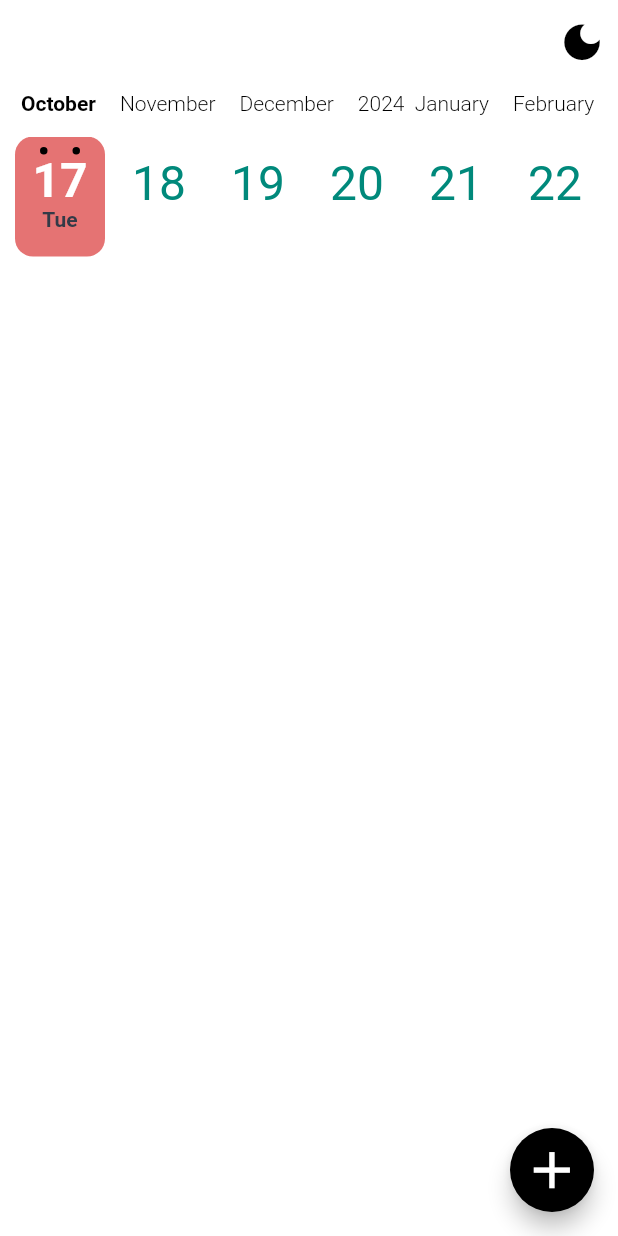
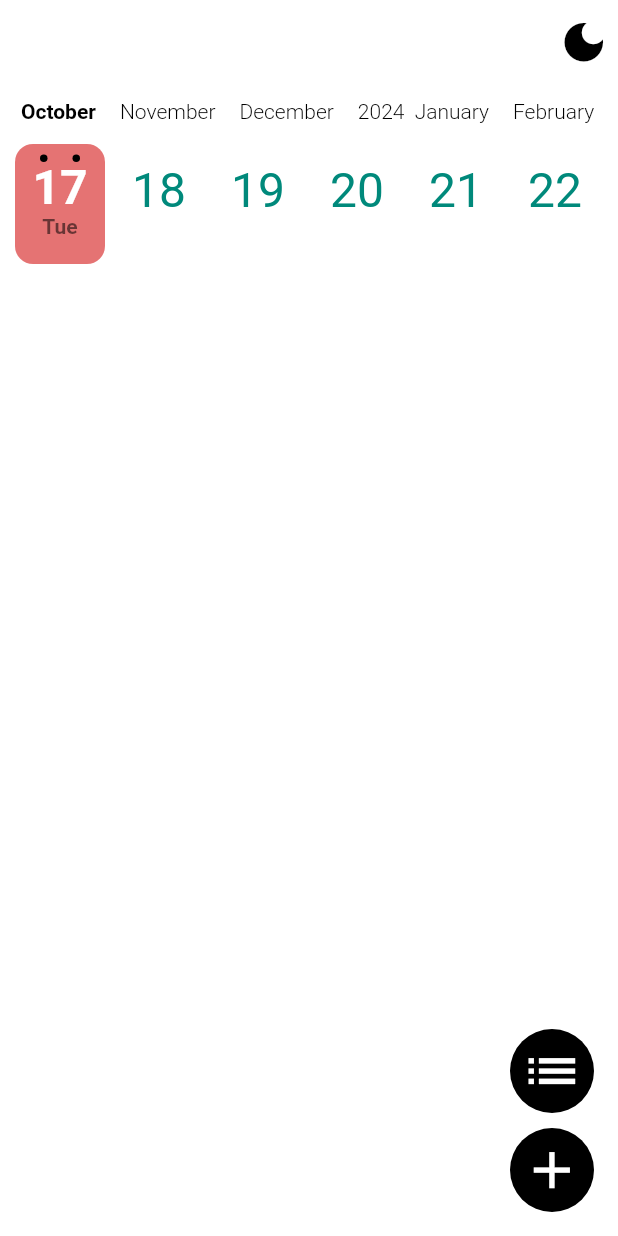
Before and after one commit to YiJeongseop/Moviebim, a Flutter app: the screen it shows after launch, on a phone screen of 412 x 824 dp. Run offline on Flutter 3.47's test engine with Material 2 defaults, Android fonts, the phone set to English and light mode, and no system bars; drawn by our look-alikes of calendar_timeline; our stand-ins replace get, google_fonts, shared_preferences; generated files the repository leaves out were written again.

```diff
--- /dev/null
+++ b/lib/controllers/movie_controller.dart
@@ -0,0 +1,5 @@
+import 'package:get/get.dart';
+
+class MovieController extends GetxController{
+  RxList<dynamic> movies = [].obs;
+}
--- a/lib/l10n/app_en.arb
+++ b/lib/l10n/app_en.arb
@@ -1,5 +1,6 @@
 {
   "@@locale": "en",
 
-  "login" : "Login"
+  "enterATitle" : "Enter a title.",
+  "errorMessage" : "Please try again later."
 }
--- a/lib/l10n/app_ko.arb
+++ b/lib/l10n/app_ko.arb
@@ -1,5 +1,6 @@
 {
   "@@locale": "ko",
 
-  "login" : "로그인"
+  "enterATitle" : "제목을 입력해주세요.",
+  "errorMessage" : "잠시 후에 다시 시도해 주세요."
 }
--- a/lib/main.dart
+++ b/lib/main.dart
@@ -2,38 +2,40 @@ import 'dart:io';
 import 'package:flutter/material.dart';
 import 'package:flutter/services.dart';
 import 'package:get/get.dart';
+import 'package:google_fonts/google_fonts.dart';
 import 'package:shared_preferences/shared_preferences.dart';
 import 'package:flutter_localizations/flutter_localizations.dart';
 import 'package:flutter_gen/gen_l10n/app_localizations.dart';
-import 'package:moviebim/screens/home_screen.dart';
+import '../screens/add_screen.dart';
+import '../screens/home_screen.dart';
 
 late final SharedPreferences _prefs;
-late String defaultLocale;
+final String defaultLocale = Platform.localeName;
+bool englishTest = false;
 
 ThemeData _lightTheme = ThemeData(
+  brightness: Brightness.light,
   appBarTheme: const AppBarTheme(
     backgroundColor: Colors.white,
     elevation: 0.0,
   ),
   primaryColor: Colors.white,
   primaryColorDark: Colors.black,
-  brightness: Brightness.light,
 );
 
 ThemeData _darkTheme = ThemeData(
+  brightness: Brightness.dark,
   appBarTheme: const AppBarTheme(
     backgroundColor: Colors.black,
     elevation: 0.0,
   ),
   primaryColor: Colors.black,
   primaryColorDark: Colors.white,
-  brightness: Brightness.dark,
 );
 
 void main() async {
   WidgetsFlutterBinding.ensureInitialized();
   _prefs = await SharedPreferences.getInstance();
-  defaultLocale = Platform.localeName;
   runApp(MyApp());
 }
 
@@ -61,13 +63,27 @@ class MyApp extends StatelessWidget {
         Locale('en'),
         Locale('ko'),
       ],
-      locale: (defaultLocale == 'ko_KR') ? const Locale('ko') : const Locale('en'),
+      locale: englishTest
+          ? const Locale('en')
+          : ((defaultLocale == 'ko_KR') ? const Locale('ko') : const Locale('en')),
       title: (defaultLocale == 'ko_KR') ? '무비빔' : 'Moviebim',
-      theme: _lightTheme,
-      darkTheme: _darkTheme,
+      theme: _lightTheme.copyWith(
+        textTheme: englishTest
+            ? GoogleFonts.robotoTextTheme()
+            : ((defaultLocale == 'ko_KR') ? GoogleFonts.nanumGothicTextTheme() : GoogleFonts.robotoTextTheme()),
+      ),
+      darkTheme: _darkTheme.copyWith(
+        textTheme: englishTest
+            ? GoogleFonts.robotoTextTheme()
+            : ((defaultLocale == 'ko_KR') ? GoogleFonts.nanumGothicTextTheme() : GoogleFonts.robotoTextTheme()),
+      ),
       themeMode: ThemeMode.system,
       debugShowCheckedModeBanner: false,
-      home: HomeScreen(),
+      initialRoute: '/',
+      getPages: [
+        GetPage(name: '/', page: () => const HomeScreen(), transition: Transition.noTransition),
+        GetPage(name: '/add', page: () => AddScreen(), transition: Transition.noTransition),
+      ],
     );
   }
 }
--- a/lib/screens/home_screen.dart
+++ b/lib/screens/home_screen.dart
@@ -1,11 +1,8 @@
-import 'package:calendar_timeline/calendar_timeline.dart';
 import 'package:flutter/material.dart';
 import 'package:get/get.dart';
+import 'package:calendar_timeline/calendar_timeline.dart';
 import 'package:shared_preferences/shared_preferences.dart';
 import '../controllers/day_controller.dart';
-import 'package:flutter_localizations/flutter_localizations.dart';
-import 'package:flutter_gen/gen_l10n/app_localizations.dart';
-
 import '../main.dart';
 
 class HomeScreen extends StatefulWidget {
@@ -16,12 +13,18 @@ class HomeScreen extends StatefulWidget {
 }
 
 class _HomeScreenState extends State<HomeScreen> {
+  final Future<SharedPreferences> _prefs = SharedPreferences.getInstance();
   final DayController dayController = Get.put(DayController());
-  final Future<SharedPreferences> _prefs = SharedPreferences.getInstance();
 
   _saveThemeStatus(bool value) async {
     SharedPreferences pref = await _prefs;
     pref.setBool('theme', value);
+  }
+
+  @override
+  void dispose() {
+    dayController.dispose();
+    super.dispose();
   }
 
   @override
@@ -30,6 +33,7 @@ class _HomeScreenState extends State<HomeScreen> {
       child: Scaffold(
         backgroundColor: Theme.of(context).primaryColor,
         appBar: AppBar(
+          automaticallyImplyLeading: false,
           actions: [
             IconButton(
               onPressed: () {
@@ -42,12 +46,12 @@ class _HomeScreenState extends State<HomeScreen> {
                   ? Icon(
                       Icons.light_mode,
                       color: Colors.white,
-                      size: MediaQuery.of(context).size.width / 13,
+                      size: MediaQuery.of(context).size.width / 12,
                     )
                   : Icon(
                       Icons.dark_mode,
                       color: Colors.black,
-                      size: MediaQuery.of(context).size.width / 13,
+                      size: MediaQuery.of(context).size.width / 12,
                     ),
               splashRadius: MediaQuery.of(context).size.width / 18,
             ),
@@ -56,9 +60,8 @@ class _HomeScreenState extends State<HomeScreen> {
         body: Column(
           crossAxisAlignment: CrossAxisAlignment.start,
           children: [
-            const SizedBox(height: 5),
-            Obx(
-              () => CalendarTimeline(
+            const SizedBox(height: 10),
+            CalendarTimeline(
               showYears: false,
               initialDate: dayController.selectedDate.value,
               firstDate: DateTime(2023, 10, 1),
@@ -67,20 +70,43 @@ class _HomeScreenState extends State<HomeScreen> {
               leftMargin: 10,
               monthColor: Get.isDarkMode ? Colors.white : Colors.black,
               dayColor: Get.isDarkMode ? Colors.teal[200] : Colors.teal[600],
-                dayNameColor: const Color(0xFF333A47),
+              dayNameColor: Colors.black54,
               activeDayColor: Colors.white,
               activeBackgroundDayColor: Colors.red[300],
               dotsColor: Get.isDarkMode ? Colors.white : Colors.black,
-                locale: (defaultLocale == 'ko_KR') ? 'ko' : 'en',
+              locale: englishTest ? 'en' : ((defaultLocale == 'ko_KR') ? 'ko' : 'en'),
             ),
-            ),
-            const SizedBox(height: 5),
           ],
         ),
-        floatingActionButton: FloatingActionButton(
-          backgroundColor: Get.isDarkMode ? Colors.teal[500] : Colors.black,
-          child: Icon(Icons.add, color: Get.isDarkMode ? Colors.black : Colors.white, size: MediaQuery.of(context).size.width / 10,),
+        floatingActionButton: Column(
+          mainAxisAlignment: MainAxisAlignment.end,
+          children: [
+            FloatingActionButton(
+              heroTag: 'changeView',
+              elevation: 0.0,
+              backgroundColor: Get.isDarkMode ? Colors.teal[400] : Colors.black,
+              child: Icon(
+                Icons.list,
+                color: Get.isDarkMode ? Colors.black : Colors.white,
+                size: MediaQuery.of(context).size.width / 10,
+              ),
               onPressed: () {},
+            ),
+            const SizedBox(height: 10),
+            FloatingActionButton(
+              heroTag: 'add',
+              elevation: 0.0,
+              backgroundColor: Get.isDarkMode ? Colors.teal[400] : Colors.black,
+              child: Icon(
+                Icons.add,
+                color: Get.isDarkMode ? Colors.black : Colors.white,
+                size: MediaQuery.of(context).size.width / 10,
+              ),
+              onPressed: () {
+                Get.toNamed('/add', arguments: dayController);
+              },
+            ),
+          ],
         ),
       ),
     );
```
Also changed, not shown: lib/controllers/text_controller.dart (added, +9 -0 lines), lib/screens/add_screen.dart (added, +43 -0 lines), lib/services/tmdb_service.dart (added, +20 -0 lines), lib/widgets/search_widget.dart (added, +145 -0 lines), 5 other files. Lines whose indentation alone changed are shown as unchanged.
